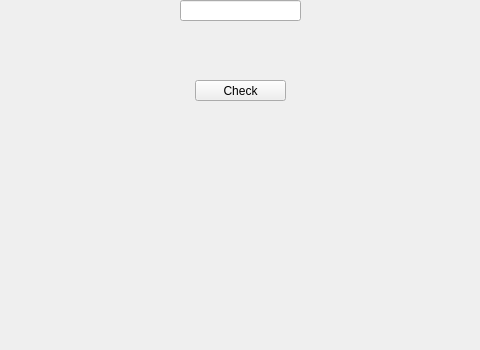
This is Admin/check/check.ui in Corne1401/StrucProject3 as Qt 5 draws it before an edit; both pictures show x 150 to 630 and y 250 to 600 of the 800 by 600 pixel window. The edited form follows.
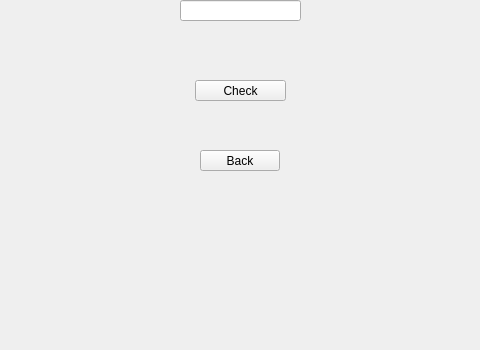
This is the edited form.

Commit message: Back button function

Diff of the .ui file:
```diff
--- a/Admin/check/check.ui
+++ b/Admin/check/check.ui
@@ -121,6 +121,19 @@
      <string>Check</string>
     </property>
    </widget>
+   <widget class="QPushButton" name="backButton">
+    <property name="geometry">
+     <rect>
+      <x>350</x>
+      <y>400</y>
+      <width>80</width>
+      <height>21</height>
+     </rect>
+    </property>
+    <property name="text">
+     <string>Back</string>
+    </property>
+   </widget>
   </widget>
   <widget class="QStatusBar" name="statusbar"/>
  </widget>
```
The commit also changes 13 other files.
